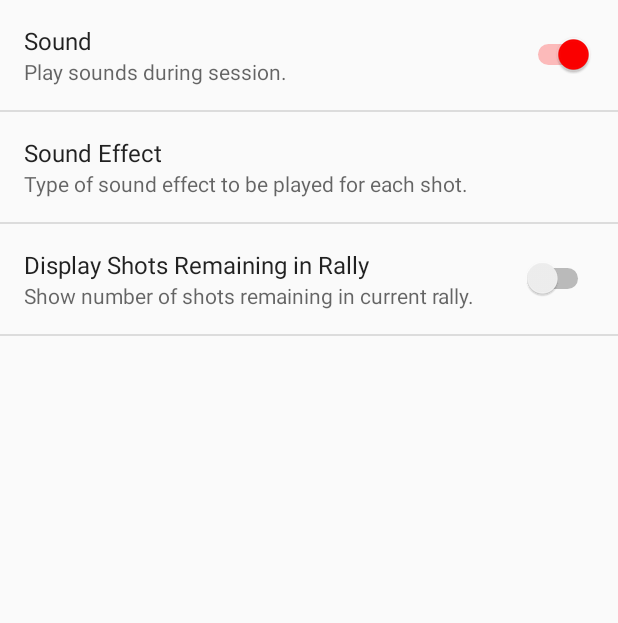
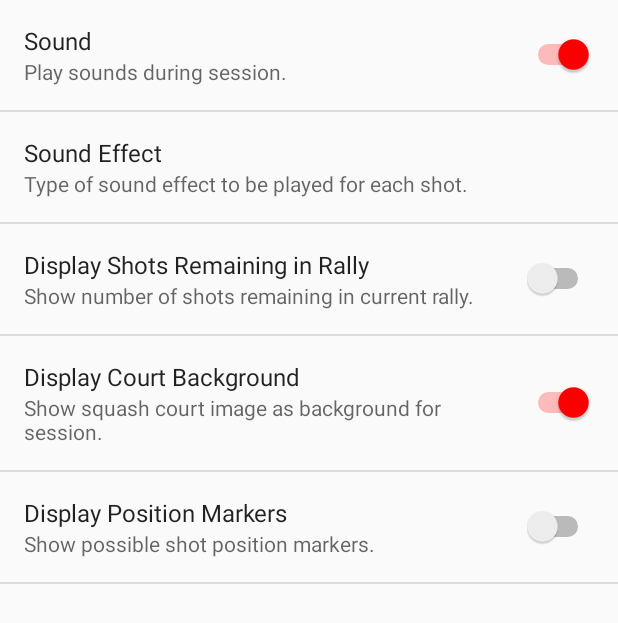
Before and after one commit to Pritch68/SquashGhosting, an Android app: the screen it shows after launch (SettingsActivity), in the options menu, after a tap on "Settings", on a phone screen of 412 x 824 dp. Shown: the top 623 px of the screen. Run offline under Robolectric (Android 15) with nearby library versions, the light colour scheme and no system bars; pictures from the network do not load; 14 statements that could not run were skipped.

Commit message:
-Added options to disable court graphic, enable shot markers -Incremented version to 4 ("1.2")

```diff
--- a/app/build.gradle
+++ b/app/build.gradle
@@ -15,8 +15,8 @@ android {
         applicationId "com.tangosix.squashghosting"
         minSdkVersion 15
         targetSdkVersion 23
-        versionCode 3
-        versionName "1.1"
+        versionCode 4
+        versionName "1.2"
     }
     buildTypes {
         release {
--- a/app/src/main/java/com/tangosix/squashghosting/RunSessionActivity.java
+++ b/app/src/main/java/com/tangosix/squashghosting/RunSessionActivity.java
@@ -109,6 +109,8 @@ public class RunSessionActivity extends AppCompatActivity {
     private boolean mSoundEnabled = true;
     private int mSoundType = 1;
     private boolean mRallyCounterEnabled = false;
+    private boolean mShowCourt = true;
+    private boolean mShowMarkers = false;
 
     /**
      * ATTENTION: This was auto-generated to implement the App Indexing API.
@@ -180,6 +182,8 @@ public class RunSessionActivity extends AppCompatActivity {
         mSoundEnabled = intent.getBooleanExtra(SessionSetupActivity.SOUND_ENABLED_MESSAGE, true);
         mSoundType = intent.getIntExtra(SessionSetupActivity.SOUND_TYPE_MESSAGE, 1);
         mRallyCounterEnabled = intent.getBooleanExtra(SessionSetupActivity.RALLY_COUNTER_ENABLED_MESSAGE, false);
+        mShowCourt = intent.getBooleanExtra(SessionSetupActivity.SHOW_COURT_MESSAGE, true);
+        mShowMarkers = intent.getBooleanExtra(SessionSetupActivity.SHOW_MARKERS_MESSAGE, false);
 
         // ATTENTION: This was auto-generated to implement the App Indexing API.
         // See https://g.co/AppIndexing/AndroidStudio for more information.
@@ -408,6 +412,26 @@ public class RunSessionActivity extends AppCompatActivity {
     }
 
     public void start_session() {
+        if (!mShowCourt) {
+            imgView = (ImageView) findViewById(R.id.court);
+            imgView.setVisibility(View.INVISIBLE);
+        }
+
+        if (mShowMarkers) {
+            imgView = (ImageView) findViewById(R.id.markerOne);
+            imgView.setVisibility(View.VISIBLE);
+            imgView = (ImageView) findViewById(R.id.markerTwo);
+            imgView.setVisibility(View.VISIBLE);
+            imgView = (ImageView) findViewById(R.id.markerThree);
+            imgView.setVisibility(View.VISIBLE);
+            imgView = (ImageView) findViewById(R.id.markerFour);
+            imgView.setVisibility(View.VISIBLE);
+            imgView = (ImageView) findViewById(R.id.markerFive);
+            imgView.setVisibility(View.VISIBLE);
+            imgView = (ImageView) findViewById(R.id.markerSix);
+            imgView.setVisibility(View.VISIBLE);
+        }
+
         runSession = new Runnable() {
             @Override
             public void run() {
--- a/app/src/main/java/com/tangosix/squashghosting/SessionSetupActivity.java
+++ b/app/src/main/java/com/tangosix/squashghosting/SessionSetupActivity.java
@@ -32,6 +32,8 @@ public class SessionSetupActivity extends AppCompatActivity {
     public final static String SOUND_ENABLED_MESSAGE = "com.tangosix.squashghosting.SOUND_ENABLED_MESSAGE";
     public final static String RALLY_COUNTER_ENABLED_MESSAGE = "com.tangosix.squashghosting.RALLY_COUNTER_ENABLED_MESSAGE";
     public final static String SOUND_TYPE_MESSAGE = "com.tangosix.squashghosting.SOUND_TYPE_MESSAGE";
+    public final static String SHOW_COURT_MESSAGE = "com.tangosix.squashghosting.SHOW_COURT_MESSAGE";
+    public final static String SHOW_MARKERS_MESSAGE = "com.tangosix.squashghosting.SHOW_MARKERS_MESSAGE";
 
     private int Rallies = 8;
     private int ShotsPerRally = 15;
@@ -198,6 +200,8 @@ public class SessionSetupActivity extends AppCompatActivity {
         boolean mSoundEnabled = otherPref.getBoolean("pref_sound", true);
         boolean mRallyCounterEnabled = otherPref.getBoolean("pref_rally_counter", false);
         int mSoundType = Integer.valueOf(otherPref.getString("pref_sound_type", "1"));
+        boolean mShowCourt = otherPref.getBoolean("pref_show_court", true);
+        boolean mShowMarkers = otherPref.getBoolean("pref_show_markers", false);
 
         // Save session values
         SharedPreferences sharedPref = getPreferences(Context.MODE_PRIVATE);
@@ -217,6 +221,8 @@ public class SessionSetupActivity extends AppCompatActivity {
         intent.putExtra(SOUND_ENABLED_MESSAGE, mSoundEnabled);
         intent.putExtra(RALLY_COUNTER_ENABLED_MESSAGE, mRallyCounterEnabled);
         intent.putExtra(SOUND_TYPE_MESSAGE, mSoundType);
+        intent.putExtra(SHOW_COURT_MESSAGE, mShowCourt);
+        intent.putExtra(SHOW_MARKERS_MESSAGE, mShowMarkers);
 
         startActivity(intent);
     }
--- a/app/src/main/res/values/strings.xml
+++ b/app/src/main/res/values/strings.xml
@@ -15,6 +15,10 @@
     <string name="sound_Preference_Summary">Play sounds during session.</string>
     <string name="rally_counter_Preference">Display Shots Remaining in Rally</string>
     <string name="rally_counter_Preference_Summary">Show number of shots remaining in current rally.</string>
+    <string name="show_court_Preference">Display Court Background</string>
+    <string name="show_court_Preference_Summary">Show squash court image as background for session.</string>
+    <string name="show_markers_Preference">Display Position Markers</string>
+    <string name="show_markers_Preference_Summary">Show possible shot position markers.</string>
     <string name="title_activity_settings">Settings</string>
     <string name="pref_header_general">General</string>
 </resources>
--- a/app/src/main/res/xml/pref_general.xml
+++ b/app/src/main/res/xml/pref_general.xml
@@ -10,10 +10,21 @@
         android:title="Sound Effect"
         android:summary="Type of sound effect to be played for each shot."
         android:entries="@array/soundType"
+        android:defaultValue="1"
         android:entryValues="@array/soundTypeValues" />
     <SwitchPreference
         android:key="pref_rally_counter"
         android:title="@string/rally_counter_Preference"
         android:summary="@string/rally_counter_Preference_Summary"
         android:defaultValue="false" />
+    <SwitchPreference
+        android:key="pref_show_court"
+        android:title="@string/show_court_Preference"
+        android:summary="@string/show_court_Preference_Summary"
+        android:defaultValue="true" />
+    <SwitchPreference
+        android:key="pref_show_markers"
+        android:title="@string/show_markers_Preference"
+        android:summary="@string/show_markers_Preference_Summary"
+        android:defaultValue="false" />
 </PreferenceScreen>
```
Also changed, not shown: app/src/main/res/layout/activity_run_session.xml (+61 -1 lines), app/src/main/res/drawable/marker_large.png (added).
